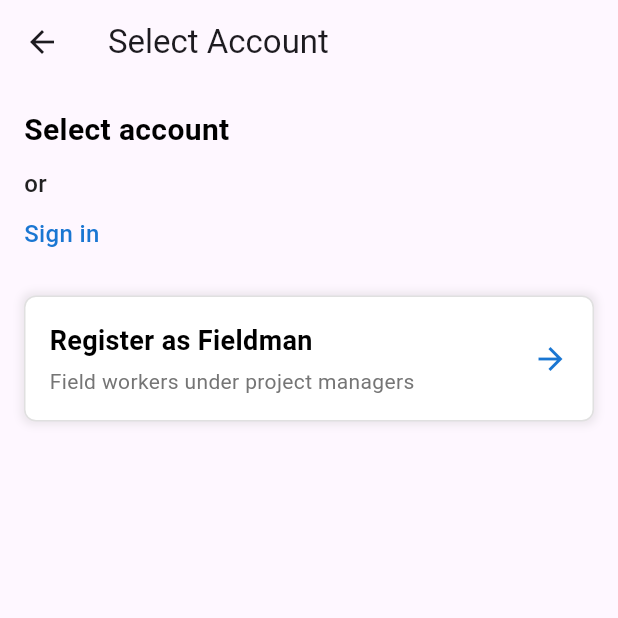
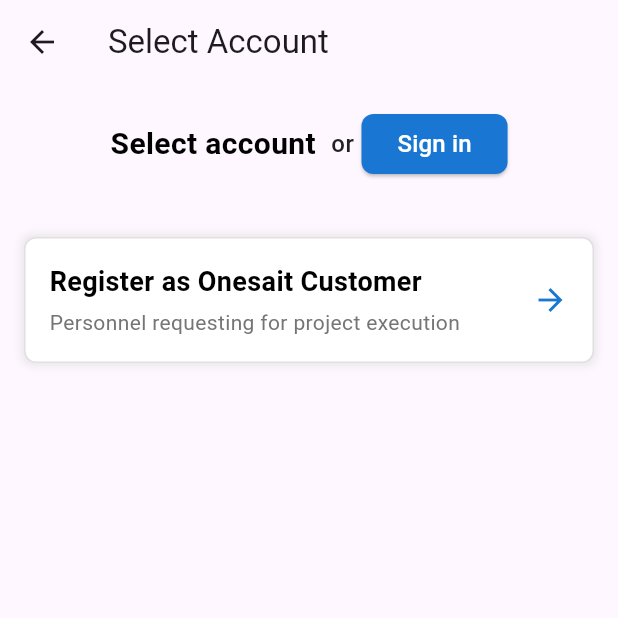
Before and after one commit to NgenoMark/IndraMapVendor, a Flutter app: the screen it shows after launch, after a tap on "Login", after a tap on "Don’t have an account? Register here", on a phone screen of 412 x 824 dp, the top half of it. Run offline on Flutter 3.47's test engine with Material 3 defaults, Android fonts, the phone set to English and light mode, and no system bars.

Commit message:
Modified some front end pages

```diff
--- a/frontend/lib/pages/fieldman_register_page.dart
+++ b/frontend/lib/pages/fieldman_register_page.dart
@@ -51,7 +51,7 @@
   @override
   Widget build(BuildContext context) {
     return Scaffold(
-      appBar: AppBar(title: Text('Register as Fieldman')),
+      appBar: AppBar(title: Text('Register with you details ')),
       body: Padding(
         padding: const EdgeInsets.all(16.0),
         child: Column(
--- a/frontend/lib/pages/login_page.dart
+++ b/frontend/lib/pages/login_page.dart
@@ -5,6 +5,7 @@
 import 'project_manager_page.dart';
 import 'fieldmen_page.dart';
 import 'register_page.dart';
+import 'customer_page.dart';
 
 class LoginPage extends StatefulWidget {
   @override
@@ -40,6 +41,9 @@
           case 'FieldMen':
             nextPage = FieldMenPage();
             break;
+          case 'Customer':
+            nextPage = CustomerPage();
+            break;
           default:
             nextPage = LoginPage();
             break;
@@ -51,7 +55,8 @@
         );
       } else {
         // Show error message
-        ScaffoldMessenger.of(context).showSnackBar(SnackBar(content: Text('Invalid username or password')));
+        ScaffoldMessenger.of(context).showSnackBar(
+            SnackBar(content: Text('Invalid username or password')));
       }
     }
   }
@@ -70,14 +75,16 @@
               TextFormField(
                 controller: _usernameController,
                 decoration: InputDecoration(labelText: 'Username'),
-                validator: (value) => value!.isEmpty ? 'Please enter a username' : null,
+                validator: (value) =>
+                    value!.isEmpty ? 'Please enter a username' : null,
               ),
               SizedBox(height: 16),
               TextFormField(
                 controller: _passwordController,
                 obscureText: true,
                 decoration: InputDecoration(labelText: 'Password'),
-                validator: (value) => value!.isEmpty ? 'Please enter a password' : null,
+                validator: (value) =>
+                    value!.isEmpty ? 'Please enter a password' : null,
               ),
               SizedBox(height: 16),
               ElevatedButton(
--- a/frontend/lib/pages/register_page.dart
+++ b/frontend/lib/pages/register_page.dart
@@ -1,9 +1,11 @@
 import 'package:flutter/material.dart';
 import 'package:frontend/pages/login_page.dart';
-// import 'project_vendor_register_page.dart'; // Import registration pages for each user type
+// import 'project_vendor_register_page.dart';
+// Import registration pages for each user type
 // import 'project_executor_register_page.dart';
 // import 'project_manager_register_page.dart';
-import 'fieldman_register_page.dart';
+//import 'fieldman_register_page.dart';
+import 'customer_register_page.dart';
 
 class RegisterPage extends StatelessWidget {
   @override
@@ -15,6 +17,10 @@
         child: Column(
           crossAxisAlignment: CrossAxisAlignment.start,
           children: <Widget>[
+            // Row to keep "Select Account or Sign In" in one line
+            Row(
+              mainAxisAlignment: MainAxisAlignment.center,
+              children: [
                 Text(
                   'Select account ',
                   style: TextStyle(
@@ -23,7 +29,7 @@
                     color: Colors.black,
                   ),
                 ),
-            SizedBox(height: 10),
+                SizedBox(width: 5),
                 Text(
                   'or',
                   style: TextStyle(
@@ -32,22 +38,30 @@
                     fontWeight: FontWeight.w500,
                   ),
                 ),
-            SizedBox(height: 10),
-            GestureDetector(
-              onTap: () {
+                SizedBox(width: 5),
+                ElevatedButton(
+                  onPressed: () {
                     Navigator.push(
                       context,
                       MaterialPageRoute(builder: (context) => LoginPage()),
                     );
                   },
+                  style: ElevatedButton.styleFrom(
+                    foregroundColor: Colors.white,
+                    backgroundColor: Colors.blue[700],
+                    shape: RoundedRectangleBorder(
+                      borderRadius: BorderRadius.circular(8),
+                    ),
+                  ),
                   child: Text(
                     'Sign in',
                     style: TextStyle(
                       fontSize: 16,
-                  color: Colors.blue[700],
                       fontWeight: FontWeight.w500,
                     ),
                   ),
+                ),
+              ],
             ),
             SizedBox(height: 30),
             // Buttons for each user type
@@ -96,18 +110,30 @@
                 // ),
                 // SizedBox(height: 16),
                 // Fieldman button
+                // _buildRegisterButton(
+                //   context,
+                // 'Register as Fieldman',
+                // 'Field workers under project managers',
+                //   () {
+                //     Navigator.push(
+                //       context,
+                //       MaterialPageRoute(
+                //           builder: (context) => FieldmanRegisterPage()),
+                //     );
+                //   },
+                // ),
                 _buildRegisterButton(
                   context,
-                  'Register as Fieldman',
-                  'Field workers under project managers',
+                  'Register as Onesait Customer',
+                  'Personnel requesting for project execution',
                   () {
                     Navigator.push(
                       context,
                       MaterialPageRoute(
-                          builder: (context) => FieldmanRegisterPage()),
+                          builder: (context) => CustomerRegisterPage()),
                     );
                   },
-                ),
+                )
               ],
             ),
           ],
@@ -127,6 +153,7 @@
       onTap: onPressed,
       child: Container(
         padding: EdgeInsets.all(16.0),
+        margin: EdgeInsets.symmetric(vertical: 8),
         decoration: BoxDecoration(
           color: Colors.white,
           borderRadius: BorderRadius.circular(8),
--- a/frontend/lib/services/auth_service.dart
+++ b/frontend/lib/services/auth_service.dart
@@ -1,7 +1,7 @@
 class AuthService {
   // Simulated user database with roles
   final Map<String, String> _users = {
-    'mark': 'ProjectManager', // Example: Mark is assigned as Project Manager
+    'mark': 'Customer', // Example: Mark is assigned as Project Manager
     'vendor': 'ProjectVendor',
     'executor': 'ProjectExecutor',
     'manager': 'ProjectManager',
@@ -11,7 +11,7 @@
   // Mock login function (replace this with real authentication)
   String? login(String username, String password) {
     if (username == 'mark' && password == '1234') {
-      return 'ProjectManager'; // Redirect Mark to ProjectManager page
+      return 'Customer'; // Redirect Mark to ProjectManager page
     }
     if (_users.containsKey(username)) {
       return _users[username]; // Return user role for other users
```
Lines whose indentation alone changed are shown as unchanged.
